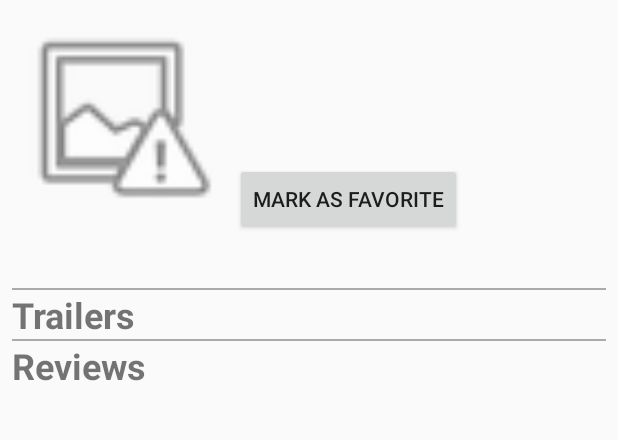
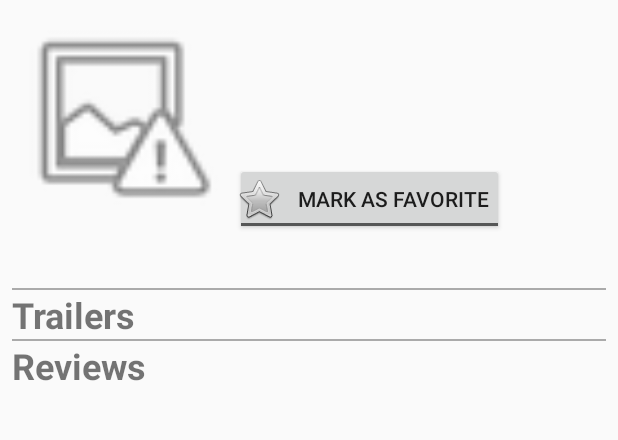
Before and after one commit to endo199/android-movie-apps, an Android app: the DetailActivity screen opened directly, with no data from a screen before it, on a phone screen of 412 x 824 dp, the part 288-728 px from its top. Run offline under Robolectric (Android 15) with nearby library versions, the phone set to English and light mode, and no system bars; our stand-ins replace Picasso; pictures from the network do not load.

Commit message:
toggle favorite movie

```diff
--- a/app/src/main/res/layout/activity_detail.xml
+++ b/app/src/main/res/layout/activity_detail.xml
@@ -108,13 +108,16 @@
                     app:layout_constraintTop_toBottomOf="@+id/tv_movie_duration"
                     tools:text="Rating" />
 
-                <Button
+                <ToggleButton
                     android:id="@+id/tb_mark_favorite"
                     android:layout_width="wrap_content"
                     android:layout_height="wrap_content"
                     android:layout_marginTop="8dp"
+                    android:button="@android:drawable/btn_star_big_off"
                     android:onClick="setFavorite"
-                    android:text="@string/mark_as_favorite"
+                    android:padding="10dp"
+                    android:textOff="@string/mark_as_favorite"
+                    android:textOn="@string/remove_from_favorite"
                     app:layout_constraintLeft_toLeftOf="@+id/tv_movie_rating"
                     app:layout_constraintTop_toBottomOf="@+id/tv_movie_rating" />
 
--- a/app/src/main/res/values/strings.xml
+++ b/app/src/main/res/values/strings.xml
@@ -7,4 +7,5 @@
     <string name="trailers">Trailers</string>
     <string name="favorite">Favorite</string>
     <string name="reviews">Reviews</string>
+    <string name="remove_from_favorite">Remove from Favorite</string>
 </resources>
```
Also changed, not shown: app/src/main/java/com/suhendro/movieapps/DetailActivity.java (+39 -3 lines), app/src/main/java/com/suhendro/movieapps/data/MovieProvider.java (+6 -2 lines).
